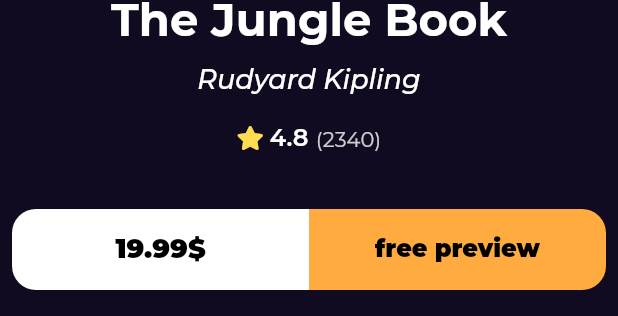
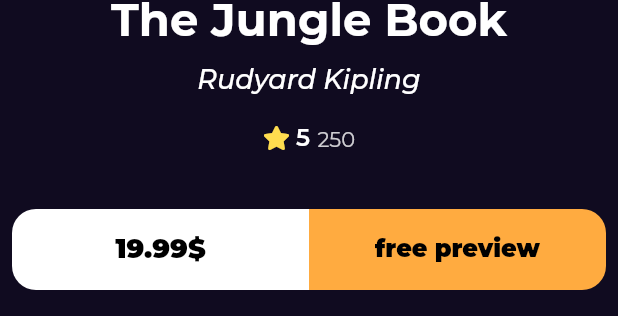
Before and after one commit to mahmoud-alwakeel/Reads, a Flutter app: the BookDetailsTopSection widget shown alone on an empty page, opened directly, on a phone screen of 412 x 824 dp. Shown: the part 661-977 px from the top of the screen. Run offline on Flutter 3.47's test engine with Material 2 defaults, Android fonts, the phone set to English and light mode, and no system bars; drawn by our look-alikes of cached_network_image; our stand-ins replace dartz, dio, equatable, flutter_bloc, font_awesome_flutter, get_it and 2 more; network calls fail.

```diff
--- a/lib/features/home/data/models/book_model/volume_info.dart
+++ b/lib/features/home/data/models/book_model/volume_info.dart
@@ -21,7 +21,7 @@ class VolumeInfo extends Equatable {
   final bool? allowAnonLogging;
   final String? contentVersion;
   final PanelizationSummary? panelizationSummary;
-  final ImageLinks imageLinks;
+  final ImageLinks? imageLinks;
   final String? language;
   final String? previewLink;
   final String? infoLink;
@@ -76,7 +76,9 @@ class VolumeInfo extends Equatable {
             ? null
             : PanelizationSummary.fromJson(
                 json['panelizationSummary'] as Map<String, dynamic>),
-    imageLinks: ImageLinks.fromJson(json['imageLinks'] as Map<String, dynamic>),
+        imageLinks: json['imageLinks'] == null
+            ? null
+            : ImageLinks.fromJson(json['imageLinks'] as Map<String, dynamic>),
         language: json['language'] as String?,
         previewLink: json['previewLink'] as String?,
         infoLink: json['infoLink'] as String?,
--- a/lib/features/home/data/repos/home_repo_implementation.dart
+++ b/lib/features/home/data/repos/home_repo_implementation.dart
@@ -18,7 +18,11 @@ class HomeRepoImplementation implements HomeRepo {
       List<BookModel> books = [];
 
       for (var item in data['items']) {
-        books.add(BookModel.fromJson(item));
+        try{
+          books.add(BookModel.fromJson(item));
+        } catch (e){
+          print(item);
+        }
 
       }
       return Right(books);
--- a/lib/features/home/presentation/views/widgets/book_details_top_section.dart
+++ b/lib/features/home/presentation/views/widgets/book_details_top_section.dart
@@ -33,8 +33,10 @@ class BookDetailsTopSection extends StatelessWidget {
         const SizedBox(
           height: 18,
         ),
-        const BooksRating(
+        BooksRating(
           mainAxisAlignment: MainAxisAlignment.center,
+          count: 250,
+          rating: 5,
         ),
         const SizedBox(
           height: 37,
--- a/lib/features/home/presentation/views/widgets/books_rating.dart
+++ b/lib/features/home/presentation/views/widgets/books_rating.dart
@@ -4,26 +4,43 @@ import 'package:font_awesome_flutter/font_awesome_flutter.dart';
 import '../../../../../core/utils/styles.dart';
 
 class BooksRating extends StatelessWidget {
-  const BooksRating({
-    Key? key,
-    this.mainAxisAlignment = MainAxisAlignment.start
-  });
+  const BooksRating(
+      {Key? key,
+      this.mainAxisAlignment = MainAxisAlignment.start,
+      required this.rating,
+      required this.count});
 
   final MainAxisAlignment mainAxisAlignment;
+  final num rating;
+  final int count;
 
   @override
   Widget build(BuildContext context) {
     return Row(
       // we passed it to the constructor so we can decide depending on the page where do we want the mainAxisAlignment
       mainAxisAlignment: mainAxisAlignment,
-      children: const [
-        Icon(FontAwesomeIcons.solidStar, size: 16 , color: Color(0xffFFDD4F),),
-        SizedBox(width: 6,),
-        Text('4.8', style: Styles.textStyle16,),
-        SizedBox(width: 5,),
+      children: [
+        const Icon(
+          FontAwesomeIcons.solidStar,
+          size: 16,
+          color: Color(0xffFFDD4F),
+        ),
+        const SizedBox(
+          width: 6,
+        ),
+        Text(
+          rating.toString(),
+          style: Styles.textStyle16,
+        ),
+        const SizedBox(
+          width: 5,
+        ),
         Opacity(
-          opacity: 0.8,
-            child: Text('(2340)', style: Styles.textStyle14,)),
+            opacity: 0.8,
+            child: Text(
+              count.toString(),
+              style: Styles.textStyle14,
+            )),
       ],
     );
   }
--- a/lib/features/home/presentation/views/widgets/custom_book_item.dart
+++ b/lib/features/home/presentation/views/widgets/custom_book_item.dart
@@ -15,6 +15,7 @@ class CustomBookImage extends StatelessWidget {
         // we put images in a container with a fixed height and width as not all images have the same size
         child: CachedNetworkImage(
           imageUrl: imageUrl,
+          fit: BoxFit.fill,
           placeholder: (context, url) => const Center(child: CircularProgressIndicator(),),
           errorWidget: (context, url, error) => const Icon(Icons.warning),
         ),
--- a/lib/features/home/presentation/views/widgets/featured_list_view.dart
+++ b/lib/features/home/presentation/views/widgets/featured_list_view.dart
@@ -24,7 +24,7 @@ class CustomBooksListView extends StatelessWidget {
                  return  Padding(
                    padding: const EdgeInsets.symmetric(horizontal: 8.0),
                    child: CustomBookImage(
-                     imageUrl: state.books[index].volumeInfo.imageLinks.thumbnail,
+                     imageUrl: state.books[index].volumeInfo.imageLinks?.thumbnail?? '',
                    ),
                  );
                },
--- a/lib/features/home/presentation/views/widgets/home_screen_body.dart
+++ b/lib/features/home/presentation/views/widgets/home_screen_body.dart
@@ -11,6 +11,7 @@ class HomeScreenBody extends StatelessWidget {
   Widget build(BuildContext context) {
     // to be able to scroll the entire screen not just the portion of the best seller list view
     return CustomScrollView(
+      physics: const BouncingScrollPhysics(),
       // slivers any widget you want to scroll
       slivers: [
         // to be able to add widgets
@@ -32,7 +33,7 @@ class HomeScreenBody extends StatelessWidget {
               Padding(
                 padding: EdgeInsets.symmetric(horizontal: 30.0),
                 child: Text(
-                  'Best seller',
+                  'Newest Books',
                   style: Styles.textStyle18,
                 ),
               ),
@@ -45,7 +46,7 @@ class HomeScreenBody extends StatelessWidget {
         const SliverFillRemaining(
           child: Padding(
             padding: EdgeInsets.symmetric(horizontal: 30.0),
-            child: BestSellerListView(),
+            child: NewestBooksListView(),
           ),
         ),
       ],
--- a/lib/main.dart
+++ b/lib/main.dart
@@ -35,7 +35,7 @@ class Reads extends StatelessWidget {
         BlocProvider(
           create: (context) => NewestBooksCubit(
             getIt.get<HomeRepoImplementation>(),
-          ),
+          )..fetchNewestBooks(),
         ),
       ],
       // initial rout inn is the AppRouter class which is splash screen
```
Also changed, not shown: lib/core/widgets/custom_error_widget.dart (+10 -2 lines), lib/features/home/presentation/views/widgets/best_seller_list_view_item.dart (deleted, +0 -71 lines), lib/features/home/presentation/views/widgets/books_list_view_item.dart (+24 -7 lines), lib/features/home/presentation/views/widgets/newest_books_list_view_item.dart (added, +73 -0 lines), lib/features/search/presentation/views/widgets/search_result_list_view.dart (+5 -4 lines). Lines whose indentation alone changed are shown as unchanged.
